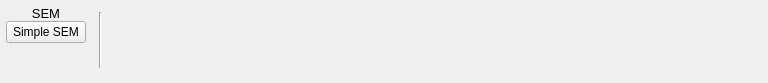
Above: JASP-Desktop/ribbons/ribbonsem.ui from jasp-stats/jasp-desktop before the change. Below: the same form after it.
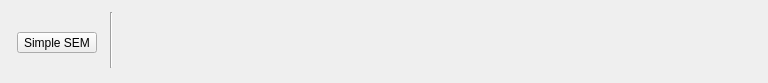
That is the form after the change. Icons and pictures are not drawn. Custom widgets are drawn as their Qt base class.

Commit message: Incorporating new icons

Diff of the .ui file:
```diff
--- a/JASP-Desktop/ribbons/ribbonsem.ui
+++ b/JASP-Desktop/ribbons/ribbonsem.ui
@@ -14,9 +14,6 @@
    <string>Form</string>
   </property>
   <layout class="QGridLayout" name="gridLayout_3">
-   <property name="leftMargin">
-    <number>0</number>
-   </property>
    <property name="topMargin">
     <number>0</number>
    </property>
@@ -62,21 +59,6 @@
       <property name="bottomMargin">
        <number>0</number>
       </property>
-      <item>
-       <widget class="QLabel" name="label">
-        <property name="font">
-         <font>
-          <pointsize>10</pointsize>
-         </font>
-        </property>
-        <property name="text">
-         <string>SEM</string>
-        </property>
-        <property name="alignment">
-         <set>Qt::AlignCenter</set>
-        </property>
-       </widget>
-      </item>
       <item>
        <widget class="QWidget" name="widget_9" native="true">
         <layout class="QGridLayout" name="gridLayout_5">
@@ -104,15 +86,17 @@
             <iconset resource="../resources/icons.qrc">
              <normaloff>:/icons/edit-delete-shred.png</normaloff>:/icons/edit-delete-shred.png</iconset>
            </property>
-          </widget>
-         </item>
-         <item row="1" column="0">
-          <widget class="QWidget" name="widget_10" native="true">
-           <property name="sizePolicy">
-            <sizepolicy hsizetype="Preferred" vsizetype="Preferred">
-             <horstretch>0</horstretch>
-             <verstretch>1</verstretch>
-            </sizepolicy>
+           <property name="iconSize">
+            <size>
+             <width>48</width>
+             <height>32</height>
+            </size>
+           </property>
+           <property name="popupMode">
+            <enum>QToolButton::InstantPopup</enum>
+           </property>
+           <property name="toolButtonStyle">
+            <enum>Qt::ToolButtonTextUnderIcon</enum>
            </property>
           </widget>
          </item>
@@ -165,7 +149,7 @@
  <customwidgets>
   <customwidget>
    <class>RibbonButton</class>
-   <extends>QPushButton</extends>
+   <extends>QToolButton</extends>
    <header>widgets/ribbonbutton.h</header>
   </customwidget>
  </customwidgets>
```
Left out of the diff: 2 changed lines with no effect on the pictures. The commit also changes 20 other files.
